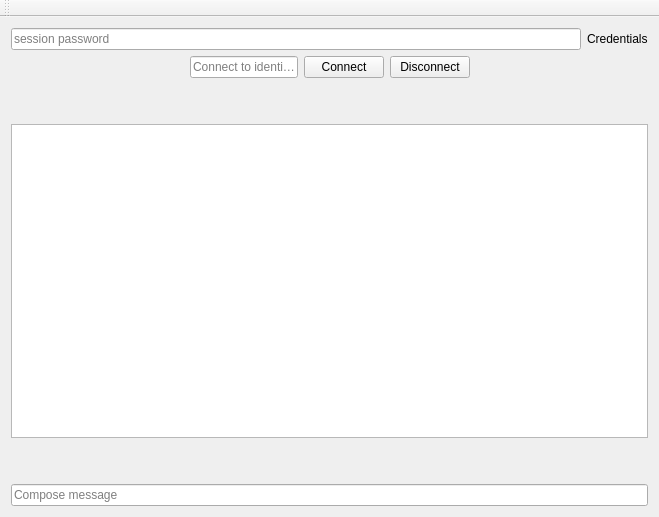
blabu/CommunicationUI, file mainwindow.ui: the form before one commit.
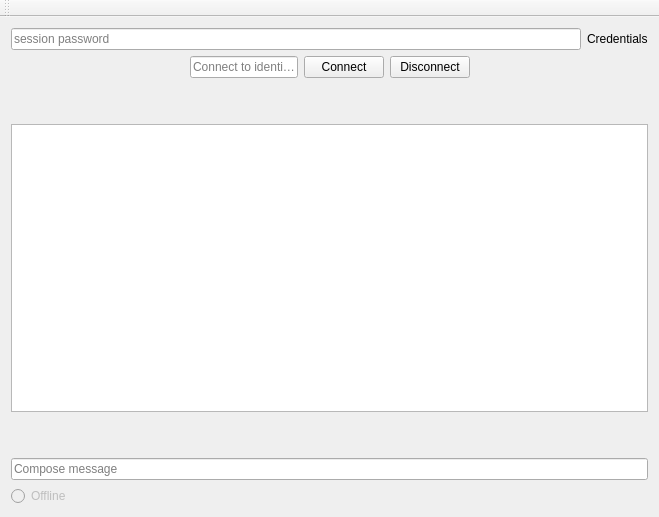
The form after the commit.

Patch:
```diff
--- a/mainwindow.ui
+++ b/mainwindow.ui
@@ -161,6 +161,16 @@
       </item>
      </layout>
     </item>
+    <item row="1" column="0">
+     <widget class="QRadioButton" name="indicator">
+      <property name="enabled">
+       <bool>false</bool>
+      </property>
+      <property name="text">
+       <string>Offline</string>
+      </property>
+     </widget>
+    </item>
    </layout>
   </widget>
   <widget class="QMenuBar" name="menuBar">
```
Left out of the diff: 2 changed lines with no effect on the pictures.
